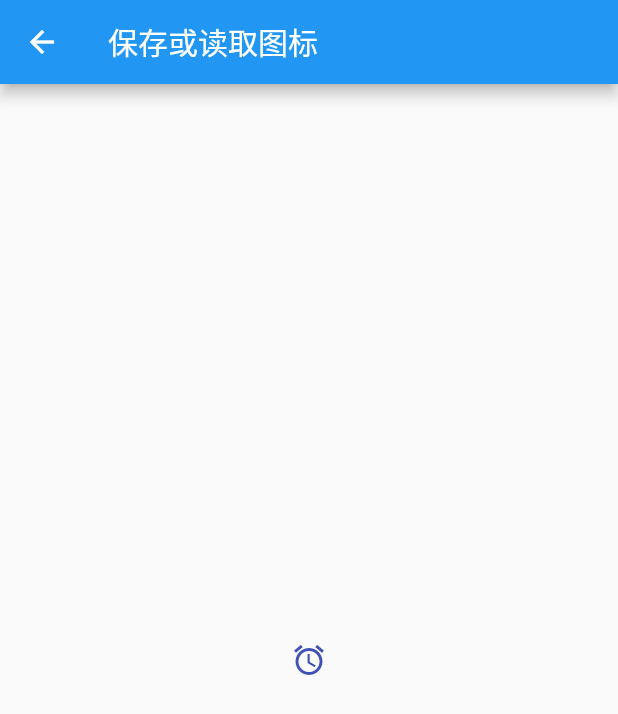
After one commit to luckygogreen/flutter_pub, a Flutter app: the screen it shows after launch, after a tap on "3.保存或读取图标", on a phone screen of 412 x 824 dp. The commit adds this screen. Shown: the top 714 px of the screen. Run offline on Flutter 3.47's test engine with Material 2 defaults, Android fonts, the phone set to English and light mode, and no system bars; our stand-ins replace flutter_slidable.

Commit message:
数据库读取图标

```diff
--- a/lib/main.dart
+++ b/lib/main.dart
@@ -43,6 +43,8 @@ class _MyHomePageState extends State<MyHomePage> {
             CustomerTextButton(text: '1.右滑显示删除图标', type: 1),
             const Divider(height: 20, color: Colors.black),
             CustomerTextButton(text: '2.删除列表中的数据', type: 2),
+            const Divider(height: 20, color: Colors.black),
+            CustomerTextButton(text: '3.保存或读取图标', type: 3),
           ],
         ),
       ),
@@ -82,6 +84,9 @@ class _CustomerTextButtonState extends State<CustomerTextButton> {
         if (widget.type == 2) {
           Navigator.pushNamed(context, '/delete/map/in/list');
         }
+        if (widget.type == 3) {
+          Navigator.pushNamed(context, '/icon/save/restore');
+        }
       },
     );
   }
--- /dev/null
+++ b/lib/page/icon_restore_save.dart
@@ -0,0 +1,43 @@
+import 'dart:convert';
+
+import 'package:flutter/material.dart';
+
+class IconSaveDatabaseOrRestore extends StatefulWidget {
+  IconSaveDatabaseOrRestore({Key? key}) : super(key: key);
+
+  @override
+  _IconSaveDatabaseOrRestoreState createState() =>
+      _IconSaveDatabaseOrRestoreState();
+}
+
+class _IconSaveDatabaseOrRestoreState extends State<IconSaveDatabaseOrRestore> {
+  @override
+  Widget build(BuildContext context) {
+    //////////// 获取图标的INT数值 用于存数据库 ////////////
+    int iconInt = Icons.access_alarm.codePoint.toInt(); // 获取Icon的数字 57400
+    Map IconToDatabse = {'icon': iconInt, 'fontfamily': 'MaterialIcons'};
+    String jsonIcon = jsonEncode(IconToDatabse); // 最终存入数据库的值 jsonIcon
+
+    //////////// 从数据库获取ICON并打印出来 ////////////
+    Map iconObj =
+        jsonDecode(jsonIcon); // {icon: 57400, fontfamily: MaterialIcons}
+
+    // 获取颜色的值 可以存入数据库
+    int colorValue = Colors.indigo.value; // int  4282339765
+
+    return Scaffold(
+      appBar: AppBar(
+        title: Text('保存或读取图标'),
+      ),
+      body: Container(
+        child: Center(
+          child: Icon(
+            //////////// 显示从数据库获取的 ////////////
+            IconData(iconObj['icon'], fontFamily: iconObj['fontfamily']),
+            color: Color(colorValue),
+          ),
+        ),
+      ),
+    );
+  }
+}
--- a/lib/router.dart
+++ b/lib/router.dart
@@ -1,12 +1,14 @@
 import 'package:flutter/material.dart';
-import 'package:flutter_pub/page/delete_map_in_list.dart';
+import './page/delete_map_in_list.dart';
 import './page/slider_controller.dart';
+import './page/icon_restore_save.dart';
 
 //配置路由
 final Map<String, Function> routes = {
   // '/': (context) => StartPage(),
   '/slidercontrol': (context) => SliderController(),
   '/delete/map/in/list': (context) => DeleteMapInList(),
+  '/icon/save/restore': (context) => IconSaveDatabaseOrRestore(),
   // '/home': (context) => HomePage(),
   // '/business/update': (context, {arguments}) =>
   //     UpdateBusinessInfo(arguments: arguments),
```
